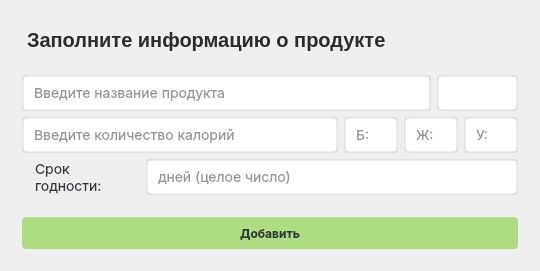
Before: the Qt Designer form static/ui/add_prod.ui in lochirina/SmartMenu, drawn with Qt 5.
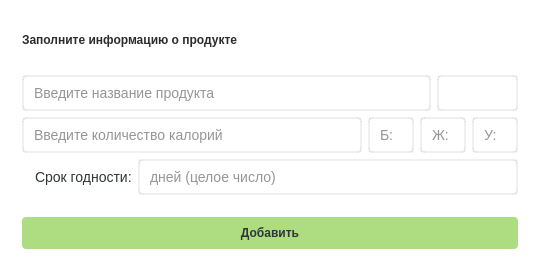
After: the same form once the commit is applied. Icons and pictures are not drawn.

What changed in the file:
```diff
--- a/static/ui/add_prod.ui
+++ b/static/ui/add_prod.ui
@@ -25,6 +25,15 @@
   <property name="windowTitle">
    <string>Умное меню - Добавить продукт</string>
   </property>
+  <property name="windowIcon">
+   <iconset>
+    <normaloff>../img/catCook.png</normaloff>../img/catCook.png</iconset>
+  </property>
+  <property name="styleSheet">
+   <string notr="true">background-color: rgb(255, 255, 255);
+
+font: 8pt &quot;STXihei&quot;;</string>
+  </property>
   <widget class="QWidget" name="centralwidget">
    <property name="minimumSize">
     <size>
@@ -80,16 +89,18 @@
           <bool>true</bool>
          </property>
          <property name="styleSheet">
-          <string notr="true">margin-top: 8px;
-margin-bottom:8px;
-  width: 435px;
-  height: 24px;
-  color: #2d2c2c;
-  font-size: 20px;
-  font-family: Inter, &quot;Extra Bold&quot;;
-  font-weight: 800;
-  text-align: left;
-  vertical-align: top</string>
+          <string notr="true">background-color: none;
+color: #2d2c2c;
+border:none;
+
+width: 435px;
+height: 24px;
+
+font: 16pt &quot;Extra Bold&quot;;
+
+font-weight: 800;
+text-align: left;
+vertical-align: top</string>
          </property>
          <property name="text">
           <string>Заполните информацию о продукте</string>
@@ -115,7 +126,6 @@
 vertical-align:text-top;
 
 font-size:14px;
-font-family:Inter;
 left:12px;
 top:8px;</string>
            </property>
@@ -218,7 +228,6 @@
 vertical-align:text-top;
 
 font-size:14px;
-font-family:Inter;
 left:12px;
 top:8px;</string>
            </property>
@@ -238,6 +247,18 @@
          </item>
          <item>
           <widget class="QLineEdit" name="proteinsLineEdit">
+           <property name="minimumSize">
+            <size>
+             <width>46</width>
+             <height>0</height>
+            </size>
+           </property>
+           <property name="maximumSize">
+            <size>
+             <width>46</width>
+             <height>16777215</height>
+            </size>
+           </property>
            <property name="styleSheet">
             <string notr="true">background-color:#ffffff;
 border-radius:4%;
@@ -253,7 +274,6 @@
 vertical-align:text-top;
 
 font-size:14px;
-font-family:Inter;
 left:12px;
 top:8px;</string>
            </property>
@@ -273,6 +293,18 @@
          </item>
          <item>
           <widget class="QLineEdit" name="fatsLineEdit">
+           <property name="minimumSize">
+            <size>
+             <width>46</width>
+             <height>0</height>
+            </size>
+           </property>
+           <property name="maximumSize">
+            <size>
+             <width>46</width>
+             <height>16777215</height>
+            </size>
+           </property>
            <property name="styleSheet">
             <string notr="true">background-color:#ffffff;
 border-radius:4%;
@@ -288,7 +320,6 @@
 vertical-align:text-top;
 
 font-size:14px;
-font-family:Inter;
 left:12px;
 top:8px;</string>
            </property>
@@ -308,6 +339,18 @@
          </item>
          <item>
           <widget class="QLineEdit" name="carbohLineEdit">
+           <property name="minimumSize">
+            <size>
+             <width>46</width>
+             <height>0</height>
+            </size>
+           </property>
+           <property name="maximumSize">
+            <size>
+             <width>46</width>
+             <height>16777215</height>
+            </size>
+           </property>
            <property name="styleSheet">
             <string notr="true">background-color:#ffffff;
 border-radius:4%;
@@ -323,7 +366,6 @@
 vertical-align:text-top;
 
 font-size:14px;
-font-family:Inter;
 left:12px;
 top:8px;</string>
            </property>
@@ -360,8 +402,7 @@
 
 text-align:left;
 vertical-align:text-top;
-font-size:12px;
-font-family:Inter;
+font-size:14px;
 line-height:auto;
 border-style:hidden;
 outline:none;
@@ -369,12 +410,9 @@
 color:#30353b;
 text-align:left;
 vertical-align:text-top;
-font-size:14px;
-font-family:Inter;
 line-height:auto;
 border-style:hidden;
-outline:none;
-width:435px;</string>
+outline:none;</string>
            </property>
            <property name="text">
             <string>Срок годности:</string>
@@ -396,7 +434,7 @@
 
 color: #2d2c2c;
 
-width:360px;
+width:320px;
 height:32px;
 
 padding-left: 8px;
@@ -405,7 +443,6 @@
 vertical-align:text-top;
 
 font-size:14px;
-font-family:Inter;
 left:12px;
 top:8px;</string>
            </property>
@@ -439,7 +476,6 @@
 text-align:center;
 vertical-align:center;
 font-size:12px;
-font-family:Inter;
 line-height:auto;
 font-weight: bold;
 
```
Left out of the diff: 1 changed line with no effect on the pictures.
